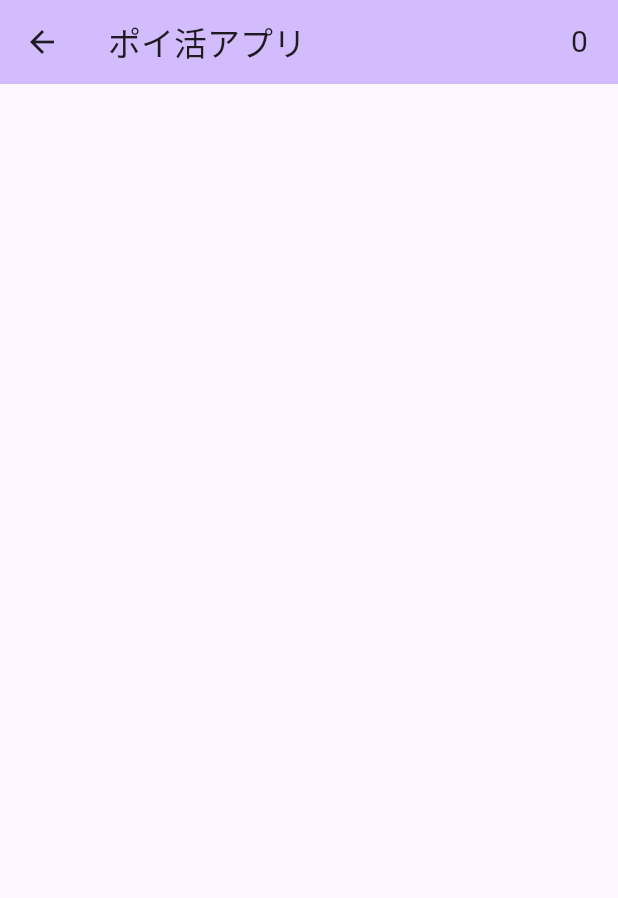
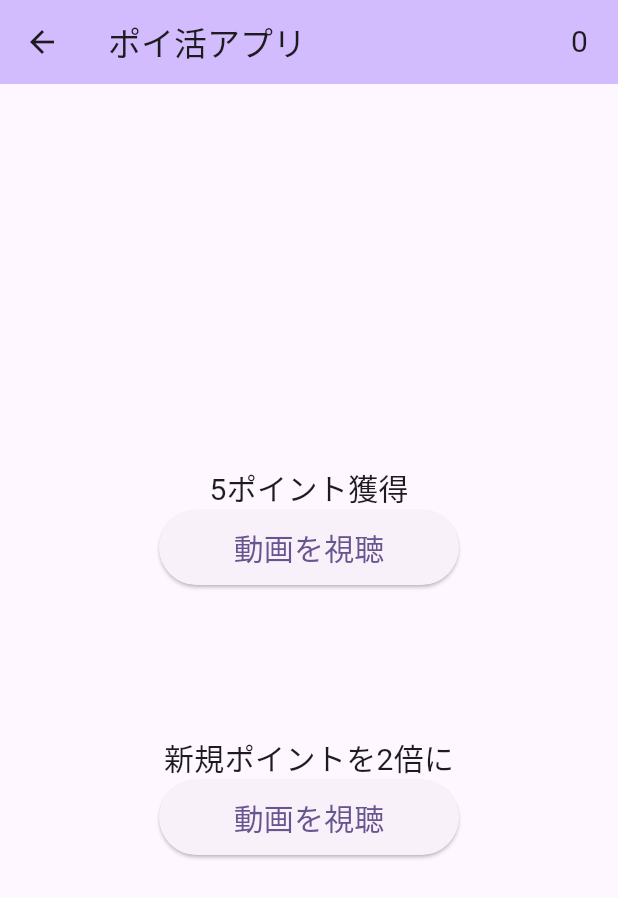
Before and after one commit to n-imai/flutter_ad, a Flutter app: the WatchVideoPage screen opened directly, on a phone screen of 412 x 824 dp. Shown: the top 898 px of the screen. Run offline on Flutter 3.47's test engine with Material 3 defaults, Android fonts, the phone set to English and light mode, and no system bars.

Commit message:
fix: design in watch_video_page

```diff
--- a/lib/pages/watch_video_page.dart
+++ b/lib/pages/watch_video_page.dart
@@ -1,4 +1,5 @@
 import 'package:flutter/material.dart';
+import 'package:flutter_ad/main.dart';
 
 class WatchVideoPage extends StatefulWidget {
   const WatchVideoPage({super.key});
@@ -18,9 +19,40 @@ class _WatchVideoPageState extends State<WatchVideoPage> {
           Container(
               alignment: Alignment.center,
               margin: EdgeInsets.only(right: 20),
-              child: Text('0', style: TextStyle(fontSize: 20),),
+              child: Text('$totalPoint', style: TextStyle(fontSize: 20),),
           )
         ],
+      ),
+      body: Center(
+        child: Column(
+          mainAxisAlignment: MainAxisAlignment.center,
+          children: [
+            Text('5ポイント獲得', style: TextStyle(fontSize: 20),),
+            SizedBox(
+              width: 200,
+              height: 50,
+              child: ElevatedButton(
+                  onPressed: (){
+
+                  },
+                  child: Text('動画を視聴', style: TextStyle(fontSize: 20),)
+              ),
+            ),
+            Padding(
+                padding: EdgeInsets.all(50),),
+            Text('新規ポイントを2倍に', style: TextStyle(fontSize: 20),),
+            SizedBox(
+              width: 200,
+              height: 50,
+              child: ElevatedButton(
+                  onPressed: (){
+
+                  },
+                  child: Text('動画を視聴', style: TextStyle(fontSize: 20),)
+              ),
+            )
+          ],
+        ),
       ),
     );
   }
```
